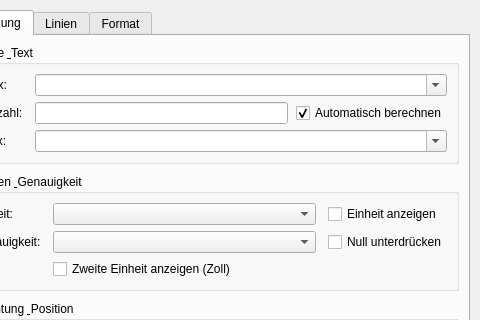
qelectrotech/qelectrotech-source-mirror, file sources/ui/dimensionpropertiesdialog.ui: the form before one commit; both pictures show x 200 to 680 and y 0 to 320 of the 680 by 520 pixel window.
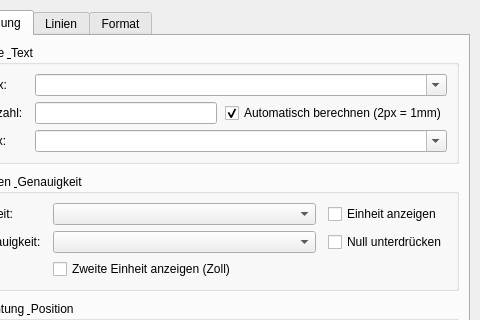
The form after the commit.

Commit message: Clarify automatic calculation label with (2px = 1mm) scale notice

```diff
--- a/sources/ui/dimensionpropertiesdialog.ui
+++ b/sources/ui/dimensionpropertiesdialog.ui
@@ -155,7 +155,7 @@
               <item>
                <widget class="QCheckBox" name="m_auto_cb">
                 <property name="text">
-                 <string>Automatisch berechnen</string>
+                 <string>Automatisch berechnen (2px = 1mm)</string>
                 </property>
                 <property name="checked">
                  <bool>true</bool>
```
The commit also changes 2 other files.
